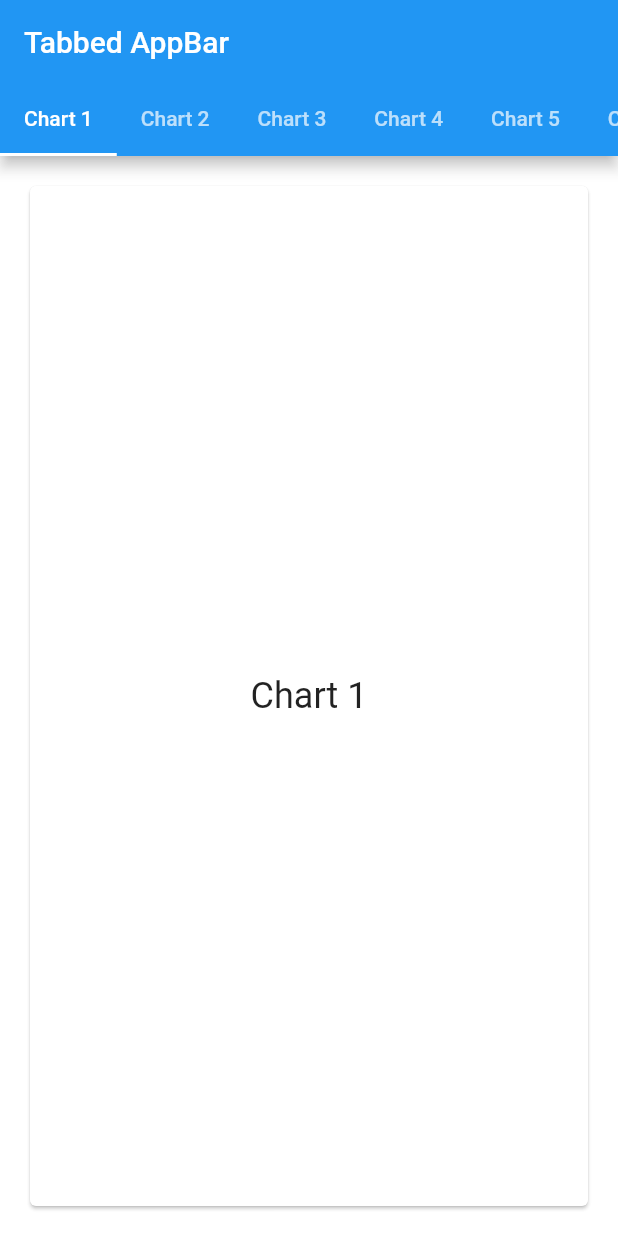
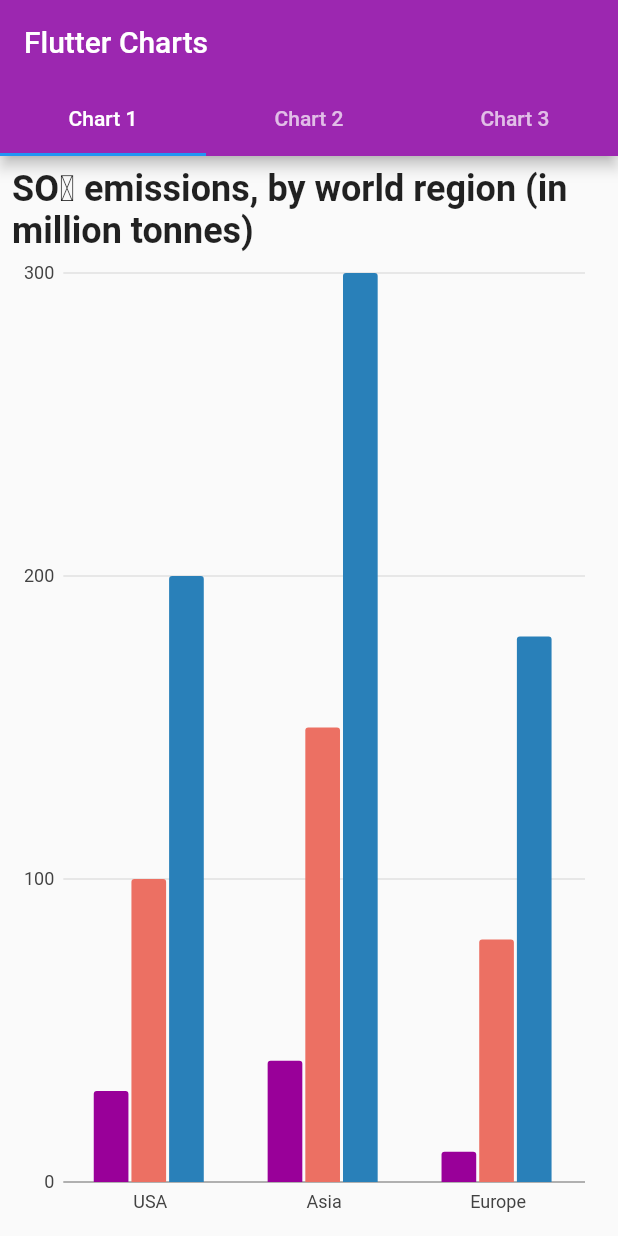
Before and after one commit to AreebVohra/charts-app, a Flutter app: the screen it shows after launch, on a phone screen of 412 x 824 dp. Run offline on Flutter 3.47's test engine with Material 2 defaults, Android fonts, the phone set to English and light mode, and no system bars; our stand-ins replace charts_flutter.

Commit message:
all charts added

```diff
--- /dev/null
+++ b/lib/homepage.dart
@@ -0,0 +1,318 @@
+import 'package:flutter/material.dart';
+import 'package:charts_flutter/flutter.dart' as charts;
+
+class HomePage extends StatefulWidget {
+  final Widget child;
+
+  HomePage({Key key, this.child}) : super(key: key);
+
+  _HomePageState createState() => _HomePageState();
+}
+
+class _HomePageState extends State<HomePage> {
+  List<charts.Series<Pollution, String>> _seriesData;
+  List<charts.Series<Task, String>> _seriesPieData;
+  List<charts.Series<Sales, int>> _seriesLineData;
+
+  _generateData() {
+    var data1 = [
+      new Pollution(1980, 'USA', 30),
+      new Pollution(1980, 'Asia', 40),
+      new Pollution(1980, 'Europe', 10),
+    ];
+    var data2 = [
+      new Pollution(1985, 'USA', 100),
+      new Pollution(1980, 'Asia', 150),
+      new Pollution(1985, 'Europe', 80),
+    ];
+    var data3 = [
+      new Pollution(1985, 'USA', 200),
+      new Pollution(1980, 'Asia', 300),
+      new Pollution(1985, 'Europe', 180),
+    ];
+
+    var piedata = [
+      new Task('Work', 35.8, Color(0xff3366cc)),
+      new Task('Eat', 8.3, Color(0xff990099)),
+      new Task('Commute', 10.8, Color(0xff109618)),
+      new Task('TV', 15.6, Color(0xfffdbe19)),
+      new Task('Sleep', 19.2, Color(0xffff9900)),
+      new Task('Other', 10.3, Color(0xffdc3912)),
+    ];
+
+    var linesalesdata1 = [
+      new Sales(0, 45),
+      new Sales(1, 56),
+      new Sales(2, 55),
+      new Sales(3, 60),
+      new Sales(4, 61),
+      new Sales(5, 70),
+    ];
+    var linesalesdata2 = [
+      new Sales(0, 35),
+      new Sales(1, 46),
+      new Sales(2, 45),
+      new Sales(3, 50),
+      new Sales(4, 51),
+      new Sales(5, 60),
+    ];
+    var linesalesdata3 = [
+      new Sales(0, 20),
+      new Sales(1, 24),
+      new Sales(2, 25),
+      new Sales(3, 40),
+      new Sales(4, 45),
+      new Sales(5, 60),
+    ];
+
+    _seriesData.add(
+      charts.Series(
+        domainFn: (Pollution pollution, _) => pollution.place,
+        measureFn: (Pollution pollution, _) => pollution.quantity,
+        id: '2017',
+        data: data1,
+        fillPatternFn: (_, __) => charts.FillPatternType.solid,
+        fillColorFn: (Pollution pollution, _) =>
+            charts.ColorUtil.fromDartColor(Color(0xff990099)),
+      ),
+    );
+
+    _seriesData.add(
+      charts.Series(
+        domainFn: (Pollution pollution, _) => pollution.place,
+        measureFn: (Pollution pollution, _) => pollution.quantity,
+        id: '2018',
+        data: data2,
+        fillPatternFn: (_, __) => charts.FillPatternType.solid,
+        fillColorFn: (Pollution pollution, _) =>
+            charts.ColorUtil.fromDartColor(Color(0xffec7063)),
+      ),
+    );
+
+    _seriesData.add(
+      charts.Series(
+        domainFn: (Pollution pollution, _) => pollution.place,
+        measureFn: (Pollution pollution, _) => pollution.quantity,
+        id: '2019',
+        data: data3,
+        fillPatternFn: (_, __) => charts.FillPatternType.solid,
+        fillColorFn: (Pollution pollution, _) =>
+            charts.ColorUtil.fromDartColor(Color(0xff2980b9)),
+      ),
+    );
+
+    _seriesPieData.add(
+      charts.Series(
+        domainFn: (Task task, _) => task.task,
+        measureFn: (Task task, _) => task.taskvalue,
+        colorFn: (Task task, _) =>
+            charts.ColorUtil.fromDartColor(task.colorval),
+        id: 'Air Pollution',
+        data: piedata,
+        labelAccessorFn: (Task row, _) => '${row.taskvalue}',
+      ),
+    );
+
+    _seriesLineData.add(
+      charts.Series(
+        colorFn: (__, _) => charts.ColorUtil.fromDartColor(Color(0xff990099)),
+        id: 'Air Pollution',
+        data: linesalesdata1,
+        domainFn: (Sales sales, _) => sales.yearval,
+        measureFn: (Sales sales, _) => sales.salesval,
+      ),
+    );
+    _seriesLineData.add(
+      charts.Series(
+        colorFn: (__, _) => charts.ColorUtil.fromDartColor(Color(0xff109618)),
+        id: 'Air Pollution',
+        data: linesalesdata2,
+        domainFn: (Sales sales, _) => sales.yearval,
+        measureFn: (Sales sales, _) => sales.salesval,
+      ),
+    );
+    _seriesLineData.add(
+      charts.Series(
+        colorFn: (__, _) => charts.ColorUtil.fromDartColor(Color(0xffff9900)),
+        id: 'Air Pollution',
+        data: linesalesdata3,
+        domainFn: (Sales sales, _) => sales.yearval,
+        measureFn: (Sales sales, _) => sales.salesval,
+      ),
+    );
+  }
+
+  @override
+  void initState() {
+    super.initState();
+    _seriesData = List<charts.Series<Pollution, String>>();
+    _seriesPieData = List<charts.Series<Task, String>>();
+    _seriesLineData = List<charts.Series<Sales, int>>();
+    _generateData();
+  }
+
+  @override
+  Widget build(BuildContext context) {
+    return MaterialApp(
+      home: DefaultTabController(
+        length: 3,
+        child: Scaffold(
+          appBar: AppBar(
+            backgroundColor: Colors.purple,
+            bottom: TabBar(
+              tabs: [
+                Tab(text: "Chart 1"),
+                Tab(text: "Chart 2"),
+                Tab(text: "Chart 3"),
+              ],
+            ),
+            title: Text('Flutter Charts'),
+          ),
+          body: TabBarView(
+            children: [
+              Padding(
+                padding: EdgeInsets.all(8.0),
+                child: Container(
+                  child: Center(
+                    child: Column(
+                      children: <Widget>[
+                        Text(
+                          'SO₂ emissions, by world region (in million tonnes)',
+                          style: TextStyle(
+                              fontSize: 24.0, fontWeight: FontWeight.bold),
+                        ),
+                        Expanded(
+                          child: charts.BarChart(
+                            _seriesData,
+                            animate: true,
+                            barGroupingType: charts.BarGroupingType.grouped,
+                            //behaviors: [new charts.SeriesLegend()],
+                            animationDuration: Duration(seconds: 2),
+                          ),
+                        ),
+                      ],
+                    ),
+                  ),
+                ),
+              ),
+              Padding(
+                padding: EdgeInsets.all(8.0),
+                child: Container(
+                  child: Center(
+                    child: Column(
+                      children: <Widget>[
+                        Text(
+                          'Time spent on daily tasks',
+                          style: TextStyle(
+                              fontSize: 24.0, fontWeight: FontWeight.bold),
+                        ),
+                        SizedBox(height: 10.0),
+                        Expanded(
+                          child: charts.PieChart(
+                            _seriesPieData,
+                            animate: true,
+                            animationDuration: Duration(seconds: 2),
+                            behaviors: [
+                              new charts.DatumLegend(
+                                outsideJustification:
+                                    charts.OutsideJustification.endDrawArea,
+                                horizontalFirst: false,
+                                desiredMaxRows: 2,
+                                cellPadding: new EdgeInsets.only(
+                                  right: 4.0,
+                                  bottom: 4.0,
+                                ),
+                                entryTextStyle: charts.TextStyleSpec(
+                                  color: charts
+                                      .MaterialPalette.purple.shadeDefault,
+                                  fontFamily: 'Georgia',
+                                  fontSize: 11,
+                                ),
+                              )
+                            ],
+                            defaultRenderer: new charts.ArcRendererConfig(
+                              arcWidth: 100,
+                              arcRendererDecorators: [
+                                new charts.ArcLabelDecorator(
+                                  labelPosition: charts.ArcLabelPosition.inside,
+                                )
+                              ],
+                            ),
+                          ),
+                        ),
+                      ],
+                    ),
+                  ),
+                ),
+              ),
+              Padding(
+                padding: EdgeInsets.all(8.0),
+                child: Container(
+                  child: Center(
+                    child: Column(
+                      children: <Widget>[
+                        Text(
+                          'Sales for the first 5 years',
+                          style: TextStyle(
+                              fontSize: 24.0, fontWeight: FontWeight.bold),
+                        ),
+                        Expanded(
+                          child: charts.LineChart(_seriesLineData,
+                              defaultRenderer: new charts.LineRendererConfig(
+                                  includeArea: true, stacked: true),
+                              animate: true,
+                              animationDuration: Duration(seconds: 2),
+                              behaviors: [
+                                new charts.ChartTitle('Years',
+                                    behaviorPosition:
+                                        charts.BehaviorPosition.bottom,
+                                    titleOutsideJustification: charts
+                                        .OutsideJustification.middleDrawArea),
+                                new charts.ChartTitle('Sales',
+                                    behaviorPosition:
+                                        charts.BehaviorPosition.start,
+                                    titleOutsideJustification: charts
+                                        .OutsideJustification.middleDrawArea),
+                                new charts.ChartTitle(
+                                  'Departments',
+                                  behaviorPosition: charts.BehaviorPosition.end,
+                                  titleOutsideJustification: charts
+                                      .OutsideJustification.middleDrawArea,
+                                )
+                              ]),
+                        ),
+                      ],
+                    ),
+                  ),
+                ),
+              ),
+            ],
+          ),
+        ),
+      ),
+    );
+  }
+}
+
+class Pollution {
+  String place;
+  int year;
+  int quantity;
+
+  Pollution(this.year, this.place, this.quantity);
+}
+
+class Task {
+  String task;
+  double taskvalue;
+  Color colorval;
+
+  Task(this.task, this.taskvalue, this.colorval);
+}
+
+class Sales {
+  int yearval;
+  int salesval;
+
+  Sales(this.yearval, this.salesval);
+}
--- a/lib/main.dart
+++ b/lib/main.dart
@@ -1,4 +1,5 @@
 import 'package:flutter/material.dart';
+import 'homepage.dart';
 
 void main() => runApp(MyApp());
 
@@ -6,72 +7,9 @@ class MyApp extends StatelessWidget {
   @override
   Widget build(BuildContext context) {
     return MaterialApp(
-      title: "Charts App",
-      theme: ThemeData(
-        primarySwatch: Colors.blue,
-      ),
-      home: DefaultTabController(
-        length: choices.length,
-        child: Scaffold(
-          backgroundColor: Colors.white70,
-          appBar: AppBar(
-            title: const Text('Tabbed AppBar'),
-            bottom: TabBar(
-              isScrollable: true,
-              tabs: choices.map((Choice choice) {
-                return Tab(text: choice.title);
-              }).toList(),
-            ),
-          ),
-          body: TabBarView(
-            children: choices.map((Choice choice) {
-              return Padding(
-                padding: const EdgeInsets.all(16.0),
-                child: ChoiceCard(choice: choice),
-              );
-            }).toList(),
-          ),
-        ),
-      ),
+      debugShowCheckedModeBanner: false,
+      title: 'Flutter Animated Charts App',
+      home: HomePage(),
     );
   }
 }
-
-class Choice {
-  const Choice({this.title, this.icon});
-
-  final String title;
-  final IconData icon;
-}
-
-const List<Choice> choices = const <Choice>[
-  const Choice(title: 'Chart 1'),
-  const Choice(title: 'Chart 2'),
-  const Choice(title: 'Chart 3'),
-  const Choice(title: 'Chart 4'),
-  const Choice(title: 'Chart 5'),
-  const Choice(title: 'Chart 6'),
-];
-
-class ChoiceCard extends StatelessWidget {
-  const ChoiceCard({Key key, this.choice}) : super(key: key);
-
-  final Choice choice;
-
-  @override
-  Widget build(BuildContext context) {
-    final TextStyle textStyle = Theme.of(context).textTheme.headline;
-    return Card(
-      color: Colors.white,
-      child: Center(
-        child: Column(
-          mainAxisSize: MainAxisSize.min,
-          crossAxisAlignment: CrossAxisAlignment.center,
-          children: <Widget>[
-            Text(choice.title, style: textStyle),
-          ],
-        ),
-      ),
-    );
-  }
-}
--- a/pubspec.yaml
+++ b/pubspec.yaml
@@ -23,7 +23,8 @@ dependencies:
   # The following adds the Cupertino Icons font to your application.
   # Use with the CupertinoIcons class for iOS style icons.
   cupertino_icons: ^0.1.2
-  carousel_slider: ^2.0.0
+  charts_flutter: ^0.9.0
+  font_awesome_flutter: ^8.2.0
 
 dev_dependencies:
   flutter_test:
```
Also changed, not shown: pubspec.lock, 2 other files.
